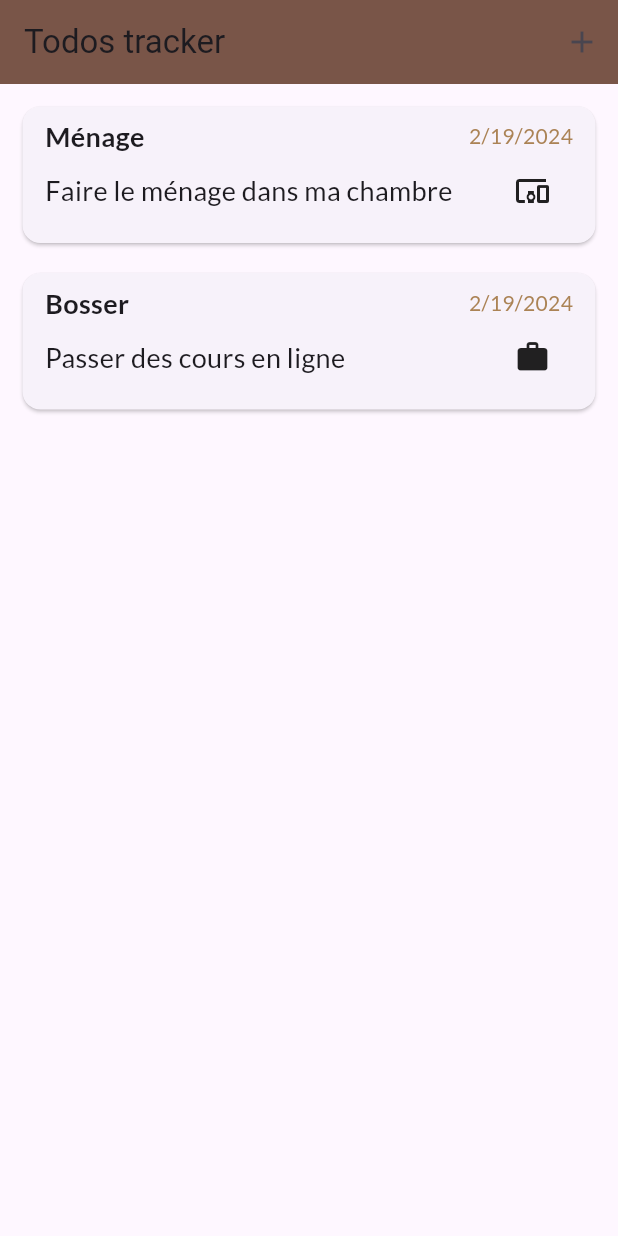
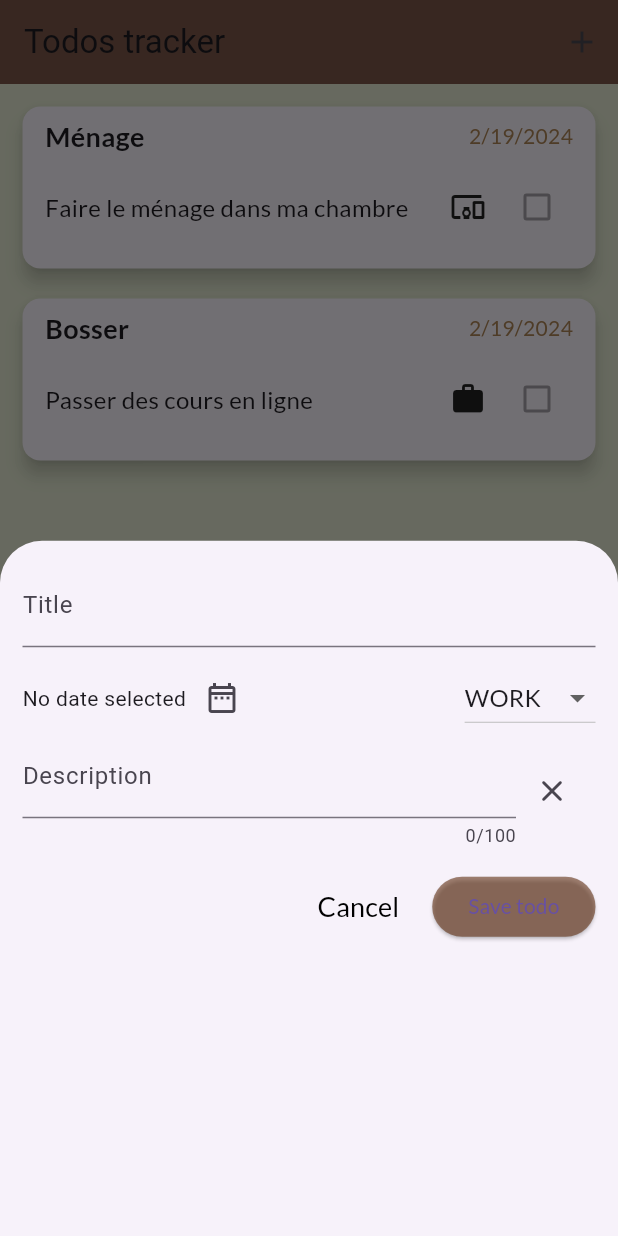
Before and after one commit to davidkalipe/todos-tracker, a Flutter app: the screen it shows after launch, after a tap on the "add" icon, on a phone screen of 412 x 824 dp. Run offline on Flutter 3.47's test engine with Material 3 defaults, Android fonts, the phone set to English and light mode, and no system bars; our stand-ins replace gap, google_fonts.

Commit message:
some update

```diff
--- a/lib/screens/todos.dart
+++ b/lib/screens/todos.dart
@@ -48,17 +48,21 @@ class _TodosState extends State<Todos> {
     ));
   }
 
-  _addTodo(Todo todo){
+  _addTodo(Todo todo) {
     setState(() {
       _registeredTodos.add(todo);
     });
   }
 
-  _openAddTodoOverlay(){
+  _openAddTodoOverlay() {
     showModalBottomSheet(
-        context: context,
-        builder: (ctx) => NewTodo(onAddTodo: _addTodo,));
-}
+      context: context,
+      builder: (ctx) => NewTodo(
+        onAddTodo: _addTodo,
+      ),
+    );
+  }
+
   @override
   Widget build(BuildContext context) {
     Widget mainContent = const Center(
@@ -75,7 +79,7 @@ class _TodosState extends State<Todos> {
         title: const Text("Todos tracker"),
         actions: [
           IconButton(
-            onPressed: () {},
+            onPressed: _openAddTodoOverlay,
             icon: const Icon(Icons.add),
           ),
         ],
@@ -87,6 +91,7 @@ class _TodosState extends State<Todos> {
           ),
         ],
       ),
+      backgroundColor: const Color.fromARGB(200, 216, 223, 194),
     );
   }
 }
--- a/lib/widgets/new_todo.dart
+++ b/lib/widgets/new_todo.dart
@@ -1,4 +1,6 @@
 import 'package:flutter/material.dart';
+import 'package:gap/gap.dart';
+import 'package:google_fonts/google_fonts.dart';
 
 import '../models/todo.dart';
 
@@ -6,13 +8,163 @@ class NewTodo extends StatefulWidget {
   const NewTodo({super.key, required this.onAddTodo});
 
   final void Function(Todo todo) onAddTodo;
+
   @override
   State<NewTodo> createState() => _NewTodoState();
 }
 
 class _NewTodoState extends State<NewTodo> {
+  final _titleController = TextEditingController();
+  final _descriptionController = TextEditingController();
+  DateTime? _selectedFinishedDate;
+  Category _selectedCategory = Category.work;
+
+  void _presentDatePicker() async {
+    final now = DateTime.now();
+    final first = DateTime(now.year - 1, now.month + 3);
+
+    final pickedDate = await showDatePicker(
+        context: context, initialDate: now, firstDate: first, lastDate: now);
+
+    setState(() {
+      _selectedFinishedDate = pickedDate;
+    });
+  }
+
+  void _submitTodoData() {
+    if (_titleController.text.trim().isEmpty ||
+        _descriptionController.text.trim().isEmpty ||
+        _selectedFinishedDate == null) {
+      showDialog(
+        context: context,
+        builder: (ctx) => AlertDialog(
+          title: const Text("Invalid input"),
+          content: const Text("Verify your inputs"),
+          actions: [
+            TextButton(
+              onPressed: () => Navigator.of(ctx).pop(),
+              child: const Text("Ok"),
+            ),
+          ],
+        ),
+      );
+      return;
+    }
+
+    widget.onAddTodo(
+      Todo(
+          title: _titleController.text,
+          description: _descriptionController.text,
+          done: DateTime.now().isAfter(_selectedFinishedDate!) ? true : false,
+          finishedDate: _selectedFinishedDate!,
+          category: _selectedCategory),
+    );
+    Navigator.of(context).pop;
+  }
+
+  @override
+  void dispose() {
+    _titleController.dispose();
+    _descriptionController.dispose();
+    super.dispose();
+  }
+
   @override
   Widget build(BuildContext context) {
-    return const Placeholder();
+    return SizedBox(
+      height: 1500,
+      child: Container(
+        padding: const EdgeInsets.fromLTRB(15, 15, 15, 15),
+        child: Column(
+          children: [
+            TextField(
+              controller: _titleController,
+              decoration: const InputDecoration(
+                labelText: 'Title',
+              ),
+            ),
+            const Gap(10),
+            Row(
+              children: [
+                Text(
+                  _selectedFinishedDate == null
+                      ? "No date selected"
+                      : formatter.format(_selectedFinishedDate!),
+                ),
+                IconButton(
+                    icon: const Icon(Icons.date_range_outlined),
+                    onPressed: _presentDatePicker),
+                const Spacer(),
+                DropdownButton(
+                    value: _selectedCategory,
+                    items: Category.values
+                        .map((category) => DropdownMenuItem(
+                              value: category,
+                              child: Text(
+                                category.name.toUpperCase(),
+                                style: GoogleFonts.lato(),
+                              ),
+                            ))
+                        .toList(),
+                    onChanged: (value) {
+                      if (value == null) {
+                        return;
+                      }
+                      setState(() {
+                        _selectedCategory = value;
+                      });
+                    }),
+              ],
+            ),
+            Row(
+              children: [
+                Expanded(
+                  child: TextField(
+                    controller: _descriptionController,
+                    maxLength: 100,
+                    decoration: const InputDecoration(
+                      labelText: 'Description',
+                    ),
+                  ),
+                ),
+                IconButton(
+                  onPressed: () {
+                    _descriptionController.clear();
+                  },
+                  icon: const Icon(Icons.clear_rounded),
+                ),
+                const SizedBox(width: 5),
+              ],
+            ),
+            const Gap(15),
+            Row(
+              mainAxisAlignment: MainAxisAlignment.end,
+              children: [
+                TextButton(
+                  onPressed: () {
+                    Navigator.pop(context);
+                  },
+                  child: Text(
+                    "Cancel",
+                    style: GoogleFonts.lato(color: Colors.black, fontSize: 18),
+                  ),
+                ),
+                const SizedBox(width: 10),
+                ElevatedButton(
+                  style: const ButtonStyle(
+                      backgroundColor: MaterialStatePropertyAll<Color>(
+                          Color.fromARGB(150, 100, 50, 20))),
+                  onPressed: _submitTodoData,
+                  child: Text(
+                    "Save todo",
+                    style: GoogleFonts.lato(),
+                  ),
+                )
+              ],
+            ),
+          ],
+        ),
+      ),
+    );
   }
 }
--- a/lib/widgets/todo_item.dart
+++ b/lib/widgets/todo_item.dart
@@ -12,10 +12,11 @@ class TodoItem extends StatelessWidget {
   @override
   Widget build(BuildContext context) {
     return Card(
+      elevation: 5,
       shadowColor: Colors.black87,
       margin: const EdgeInsets.all(10),
       child: Container(
-        margin: const EdgeInsets.only(bottom: 15),
+        margin: const EdgeInsets.only(bottom: 10),
         child: Padding(
           padding: const EdgeInsets.symmetric(horizontal: 15, vertical: 7),
           child: Column(
@@ -41,7 +42,7 @@ class TodoItem extends StatelessWidget {
                 children: [
                   Text(
                     todo.description,
-                    style: GoogleFonts.lato(fontSize: 18),
+                    style: GoogleFonts.lato(fontSize: 16),
                   ),
                   const Spacer(),
                   Row(
@@ -49,7 +50,11 @@ class TodoItem extends StatelessWidget {
                       Icon(
                         categoryIcons[todo.category],
                       ),
-                      const SizedBox(width: 15),
+                      const SizedBox(width: 10),
+                      Checkbox(
+                          checkColor: Colors.brown,
+                          value: todo.done,
+                          onChanged: null)
                     ],
                   )
                 ],
--- a/lib/widgets/todo_list.dart
+++ b/lib/widgets/todo_list.dart
@@ -16,6 +16,9 @@ class TodosList extends StatelessWidget {
         padding: const EdgeInsets.all(5),
         itemCount: todos.length,
         itemBuilder: (ctx, index) => Dismissible(
+          background: Container(
+            color: Colors.redAccent,
+          ),
             key: ValueKey(todos[index]),
             onDismissed: (direction) => onRemovedTodo(todos[index]),
             child: TodoItem(
```
